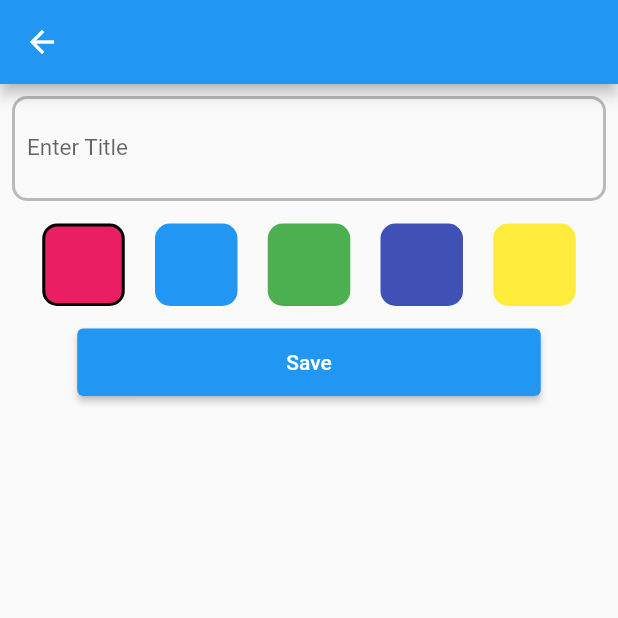
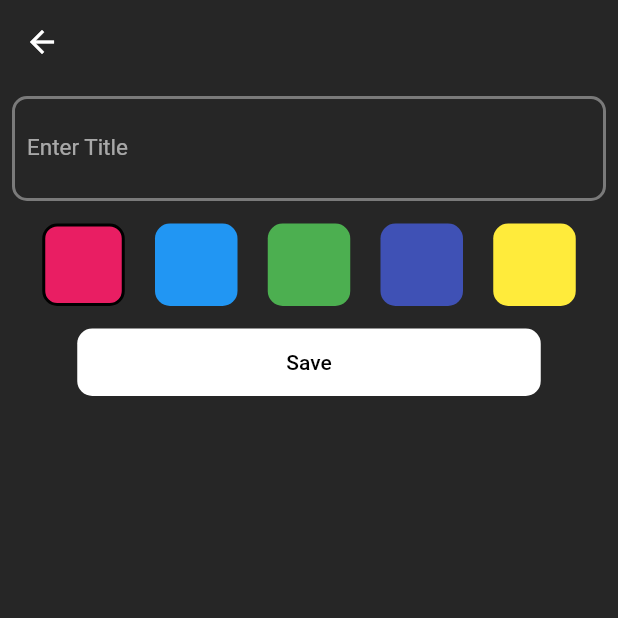
Before and after one commit to GameOnAnil/flutter_todolist, a Flutter app: the screen it shows after launch, after a tap on the "add" icon, on a phone screen of 412 x 824 dp, the top half of it. Run offline on Flutter 3.47's test engine with Material 2 defaults, Android fonts, the phone set to English and light mode, and no system bars; our stand-ins replace flutter_riverpod, flutter_slidable, sqflite; accounts and stored records are empty.

Commit message:
Ui Changes

```diff
--- a/lib/main.dart
+++ b/lib/main.dart
@@ -13,7 +13,10 @@ class MyApp extends StatelessWidget {
   @override
   Widget build(BuildContext context) {
     return MaterialApp(
-        theme: ThemeData(primarySwatch: Colors.blue),
+        theme: ThemeData(
+            brightness: Brightness.dark,
+            primaryColor: Colors.black,
+            primarySwatch: Colors.deepPurple),
         initialRoute: "/",
         onGenerateRoute: RouteGenerator.generateRoute);
   }
--- a/lib/provider/category_provider.dart
+++ b/lib/provider/category_provider.dart
@@ -2,7 +2,6 @@ import 'package:flutter/material.dart';
 import 'package:flutter_riverpod/flutter_riverpod.dart';
 import 'package:todo_app/data/db_helper.dart';
 import 'package:todo_app/model/category.dart';
-import 'package:todo_app/model/todo.dart';
 
 final categoryProvider =
     StateNotifierProvider<DbCategoryNotifier, AsyncValue<List<Category>>>(
@@ -17,8 +16,8 @@ class DbCategoryNotifier extends StateNotifier<AsyncValue<List<Category>>> {
 
   Future<void> _fetchCategory() async {
     try {
-      List<Category> todos = await DbHelper.instance.getCategories();
-      state = AsyncValue.data(todos);
+      List<Category> categories = await DbHelper.instance.getCategories();
+      state = AsyncValue.data(categories);
     } on Exception catch (e) {
       debugPrint("Fetch Error:$e");
     }
@@ -26,14 +25,16 @@ class DbCategoryNotifier extends StateNotifier<AsyncValue<List<Category>>> {
 
   Future<void> insertCategory(Category category) async {
     await DbHelper.instance.insertCategory(category);
-    state = state.whenData((value) => [...value, category]);
+    // state = state.whenData((value) => [...value, category]);
+    _fetchCategory();
   }
 
   Future<void> deleteCategory(int id) async {
     await DbHelper.instance.deleteCategory(id);
-    state = state.whenData(
-      (category) => category.where((cat) => cat.id != id).toList(),
-    );
+    // state = state.whenData(
+    //   (category) => category.where((cat) => cat.id != id).toList(),
+    // );
+    _fetchCategory();
   }
 
   Future<void> updateCategory(Category category) async {
--- a/lib/screens/add_category_page.dart
+++ b/lib/screens/add_category_page.dart
@@ -34,7 +34,19 @@ class _AddCategoryPageState extends ConsumerState<AddCategoryPage> {
   @override
   Widget build(BuildContext context) {
     return Scaffold(
-      appBar: AppBar(),
+      backgroundColor: Theme.of(context).primaryColor.withOpacity(0.85),
+      appBar: AppBar(
+        leading: IconButton(
+          onPressed: () async {
+            await ref.read(addCategoryProvider).reset();
+            Navigator.pop(context);
+          },
+          icon: const Icon(Icons.arrow_back),
+        ),
+        backgroundColor: Colors.transparent,
+        foregroundColor: Colors.white,
+        elevation: 0.0,
+      ),
       body: SingleChildScrollView(
         child: Form(
           key: formKey,
@@ -97,10 +109,13 @@ class _AddCategoryPageState extends ConsumerState<AddCategoryPage> {
                 ),
                 const SizedBox(height: 15),
                 Consumer(builder: (context, ref, child) {
-                  return SizedBox(
+                  return Container(
+                    decoration: BoxDecoration(
+                        borderRadius: BorderRadius.circular(10),
+                        color: Colors.white),
                     height: 45,
                     width: MediaQuery.of(context).size.width * 0.75,
-                      child: ElevatedButton(
+                    child: TextButton(
                       onPressed: () async {
                         if (formKey.currentState!.validate()) {
                           var title =
@@ -116,10 +131,18 @@ class _AddCategoryPageState extends ConsumerState<AddCategoryPage> {
                                   color: color,
                                   total: 0,
                                   completed: 0));
+                          await ref.read(addCategoryProvider).reset();
                           Navigator.of(context).pop();
                         }
                       },
-                          child: const Text("Save")));
+                      child: const Text(
+                        "Save",
+                        style: TextStyle(
+                          color: Colors.black,
+                        ),
+                      ),
+                    ),
+                  );
                 })
               ],
             ),
--- a/lib/screens/home_page.dart
+++ b/lib/screens/home_page.dart
@@ -9,32 +9,33 @@ class HomePage extends ConsumerWidget {
   @override
   Widget build(BuildContext context, WidgetRef ref) {
     return Scaffold(
-      appBar: AppBar(),
-      body: Center(
-        child: Consumer(builder: (context, ref, child) {
+      appBar: AppBar(
+        title: const Text("Home Page"),
+        elevation: 0.0,
+        backgroundColor: Colors.black,
+      ),
+      body: Consumer(builder: (context, ref, child) {
         return ref.watch(categoryProvider).when(
             data: (data) {
               return SafeArea(
+                child: Container(
+                  color: Colors.black,
                   child: ListView.builder(
                     itemBuilder: (context, index) {
                       return _CategoryCard(category: data[index]);
                     },
                     itemCount: data.length,
                   ),
+                ),
               );
             },
             error: (error, s) => Text("ERROR"),
             loading: () => CircularProgressIndicator());
       }),
-      ),
       floatingActionButton: FloatingActionButton(
+        backgroundColor: Colors.white,
+        foregroundColor: Colors.black,
         onPressed: () {
-          // ref.read(categoryProvider.notifier).insertCategory(Category(
-          //     id: null,
-          //     title: "New",
-          //     color: Colors.blue.value,
-          //     total: 10,
-          //     completed: 4));
           Navigator.pushNamed(context, "/addCategory");
         },
         child: const Icon(Icons.add),
@@ -83,9 +84,11 @@ class _CategoryCard extends StatelessWidget {
                         Consumer(builder: (context, ref, child) {
                           return IconButton(
                             onPressed: () {
+                              if (category.id != null) {
                                 ref
                                     .read(categoryProvider.notifier)
                                     .deleteCategory(category.id!);
+                              }
                             },
                             icon: const Icon(Icons.delete),
                             color: Colors.white,
```
Also changed, not shown: lib/provider/add_category_notifier.dart (+3 -6 lines), lib/screens/add_items_page.dart (+6 -7 lines), lib/screens/todo_page.dart (+42 -18 lines). Lines whose indentation alone changed are shown as unchanged.
